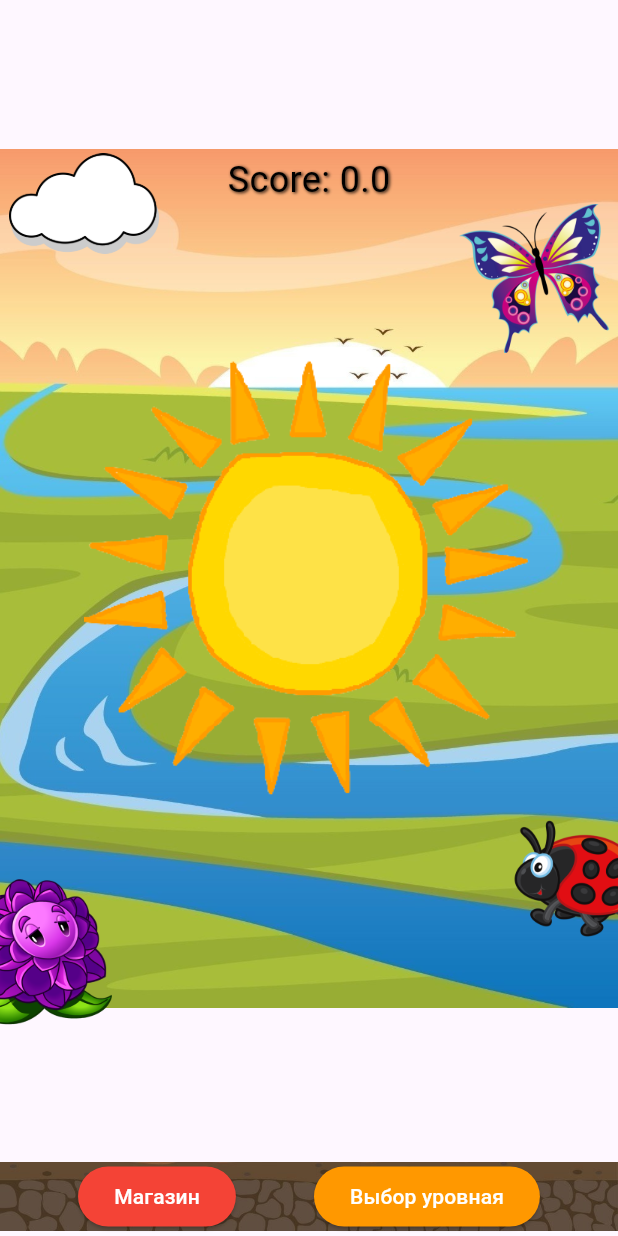
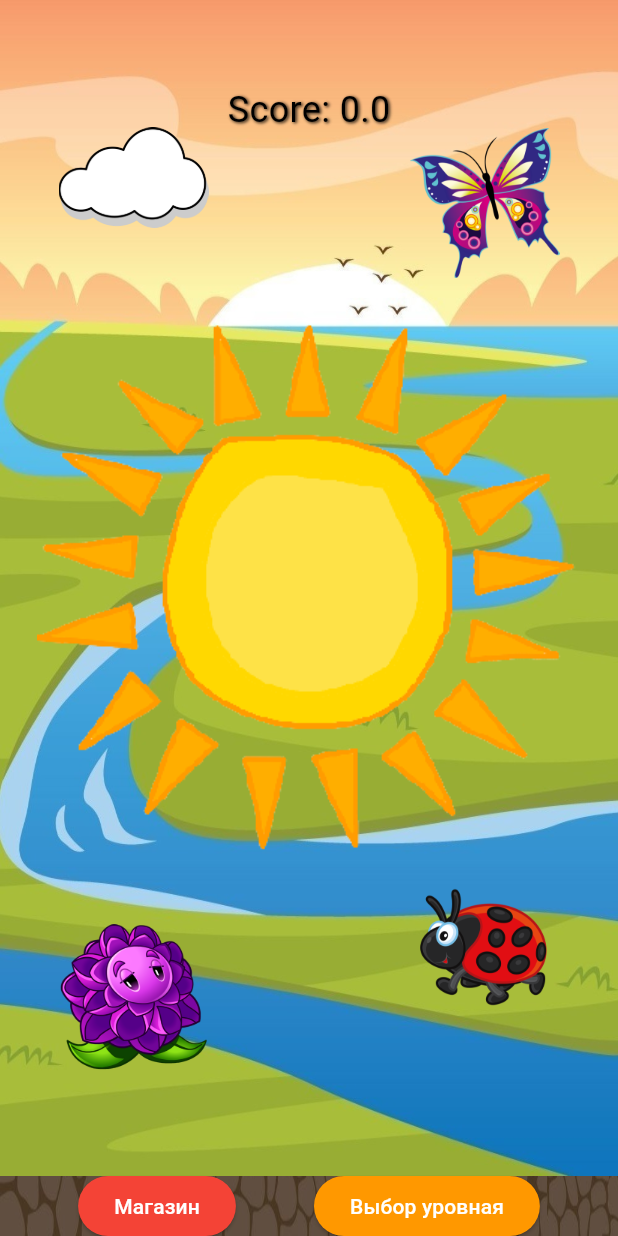
Before and after one commit to VirVoyt/SunShine, a Flutter app: the screen it shows after launch, on a phone screen of 412 x 824 dp. Run offline on Flutter 3.47's test engine with Material 3 defaults, Android fonts, the light colour scheme and no system bars.

Commit message:
added width stretching

```diff
--- a/lib/level.dart
+++ b/lib/level.dart
@@ -55,34 +55,35 @@ class _MainPageState extends State<MainPage> {
               setState(() {
                 tapFlag = true;
               });
-            } ,
-            child: Container(               // отвечает за декорацию фона
+            } ,// отвечает за декорацию фона
+            child: Container(
                 alignment: Alignment.center,
                 decoration: const BoxDecoration(
-                    image: DecorationImage(image: AssetImage("assets/backGround.png"))
+                    image: DecorationImage(
+                        fit: BoxFit.fill,
+                        image: AssetImage("assets/backGround.png"))
                 ),
                 child:   Container(              //ндекорация главного объекта
-                    width: 300,
-                    height: 300,
+
                     alignment: Alignment.center,
                     decoration:  BoxDecoration(
                         image: DecorationImage(image: AssetImage(tapFlag ? "assets/sunMain.png" : "assets/sunLight.png" ))
                     ),
                     child: Stack(
                       children: [
-                        Container(alignment: const Alignment(-1.8, 2.5), child: _pet(),),
-                        Container(alignment: const Alignment(-1.25, 1.3), child: _textCountForPet1(),),
+                        Container(alignment:   const Alignment(-0.75, 0.8), child: _pet(),),
+                        Container(alignment: const Alignment(-0.63, 0.5), child: _textCountForPet1(),),
 
-                        Container(alignment: const Alignment(1.5, -2), child: _pet2(),),
-                        Container(alignment: const Alignment(1.05, -1.85), child: _textCountForPet2(),),
+                        Container(alignment: const Alignment(0.75, -0.75), child: _pet2(),),
+                        Container(alignment: const Alignment(0.65, -0.85), child: _textCountForPet2(),),
 
-                        Container(alignment: const Alignment(-1.5, -2.5), child: _pet3(),),
-                        Container(alignment: const Alignment(-1.1, -2.1), child: _textCountForPet3(),),
+                        Container(alignment: const Alignment(-0.75, -0.8), child: _pet3(),),
+                        Container(alignment: const Alignment(-0.65, -0.85), child: _textCountForPet3(),),
 
-                        Container(alignment: const Alignment(1.8, 2), child: _pet4(),),
-                        Container(alignment: const Alignment(1.3, 1.1), child: _textCountForPet4(),),
+                        Container(alignment: const Alignment(0.75, 0.7), child: _pet4(),),
+                        Container(alignment: const Alignment(0.65, 0.47), child: _textCountForPet4(),),
 
-                        Container(child: _score()),
+                        Container( alignment: const Alignment(0.0, -0.85),child: _score()),
                       ],
                     )
                 )
@@ -90,10 +91,11 @@ class _MainPageState extends State<MainPage> {
           ),
         ),
         Container(
-          height: 52.6,
-          width: 1000,
+          height: 40,
           decoration: const BoxDecoration(
-              image:  DecorationImage( image: AssetImage("assets/1.jpg"))),
+              image:  DecorationImage
+                (fit: BoxFit.fill,
+                  image: AssetImage("assets/12.png"))),
           child: Row(
             mainAxisAlignment: MainAxisAlignment.spaceEvenly,
             children: <Widget>[
@@ -133,9 +135,7 @@ class _MainPageState extends State<MainPage> {
   //виджет для вывода текста
   Widget _score(){
     if(tapCount < 1000) {
-      return Align(
-          alignment: const Alignment(0.0, -2),
-          child: Text(
+      return Text(
               'Score: $tapCount',
               textDirection: TextDirection.ltr, // текст слева направо
               style: const TextStyle(fontSize: 24,
@@ -153,15 +153,12 @@ class _MainPageState extends State<MainPage> {
                   ),
                 ],
               ) // высота шрифта 24
-          )
       );
     } else if(tapCount >= 1000 && tapCount < 1000000){
       double deatCount = tapCount/1000;
       deatCount.toStringAsFixed(3);
       String tt =  (deatCount).toStringAsFixed(2);
-      return Align(
-          alignment: const Alignment(0.0, -2),
-          child: Text(
+      return  Text(
               'Score: $tt''K',
               textDirection: TextDirection.ltr, // текст слева направо
               style: const TextStyle(fontSize: 24,
@@ -179,14 +176,11 @@ class _MainPageState extends State<MainPage> {
                   ),
                 ],
               ) // высота шрифта 24
-          )
       );
     } else if(tapCount >= 1000000){
       double deatCount = tapCount/1000000;
       String tt =  (deatCount).toStringAsFixed(2);
-      return Align(
-          alignment: const Alignment(0.0, -2),
-          child: Text(
+      return Text(
               'Score: $tt''M',
               textDirection: TextDirection.ltr, // текст слева направо
               style: const TextStyle(fontSize: 24,
@@ -204,7 +198,6 @@ class _MainPageState extends State<MainPage> {
                   ),
                 ],
               ) // высота шрифта 24
-          )
       );
     }
     else{ return Container();}
```
Also changed, not shown: assets/1.jpg (deleted), assets/12.png (added).
